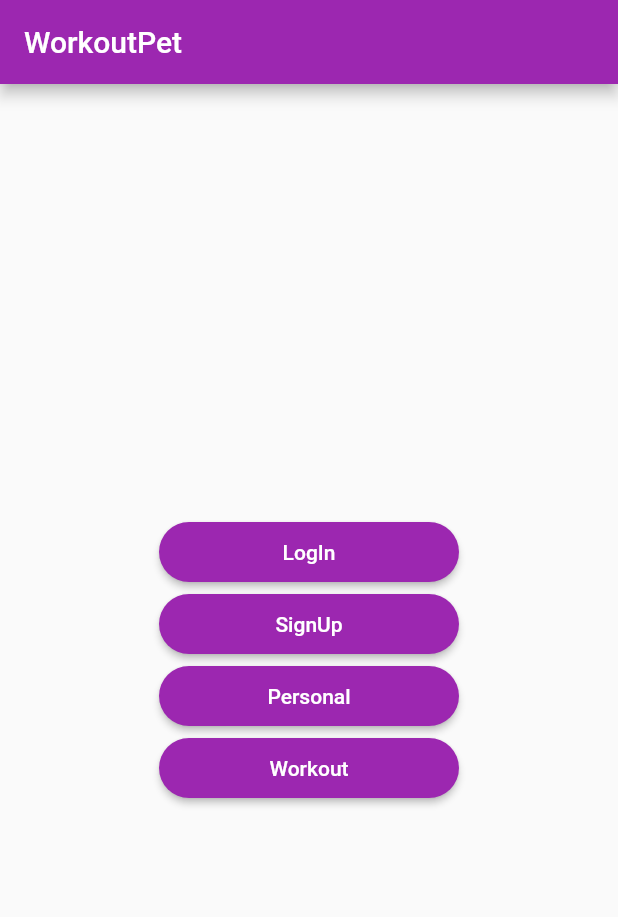
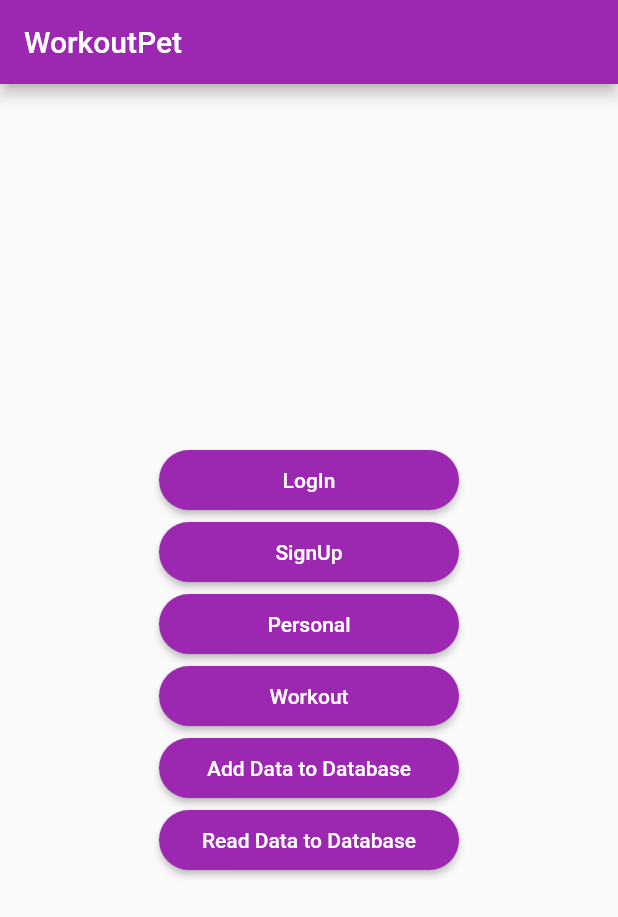
Before and after one commit to SlavicHeath/WorkoutApp, a Flutter app: the screen it shows after launch, on a phone screen of 412 x 824 dp. Shown: the top 917 px of the screen. Run offline on Flutter 3.47's test engine with Material 2 defaults, Android fonts, the light colour scheme and no system bars; our stand-ins replace cloud_firestore, firebase_auth, firebase_core; missing offline and left inert: dart:ffi; accounts and stored records are empty.

Commit message:
Flutter firebase add and read frome firestore

```diff
--- a/lib/main.dart
+++ b/lib/main.dart
@@ -5,6 +5,7 @@ import 'package:workoutpet/sign_in.dart';
 import 'package:workoutpet/signup.dart';
 import 'package:workoutpet/workout.dart';
 import 'battle.dart';
+import 'database_test.dart';
 import 'firebase_options.dart';
 
 void main() async {
@@ -105,6 +106,40 @@ class HomeScreen extends StatelessWidget {
                 ),
                 child: Text("Workout"),
               ),
+              ElevatedButton(
+                onPressed: () {
+                  Navigator.of(context).push(
+                    MaterialPageRoute(
+                        //The right side is the widget you want to go to
+                        builder: (context) => DataWrite()),
+                  );
+                },
+                style: ElevatedButton.styleFrom(
+                  fixedSize: const Size(200, 40),
+                  backgroundColor: Colors.purple,
+                  shape: RoundedRectangleBorder(
+                    borderRadius: BorderRadius.circular(30),
+                  ),
+                ),
+                child: Text("Add Data to Database"),
+              ),
+              ElevatedButton(
+                onPressed: () {
+                  Navigator.of(context).push(
+                    MaterialPageRoute(
+                        //The right side is the widget you want to go to
+                        builder: (context) => DataRead()),
+                  );
+                },
+                style: ElevatedButton.styleFrom(
+                  fixedSize: const Size(200, 40),
+                  backgroundColor: Colors.purple,
+                  shape: RoundedRectangleBorder(
+                    borderRadius: BorderRadius.circular(30),
+                  ),
+                ),
+                child: Text("Read Data to Database"),
+              ),
             ]),
           ),
         ));
```
Also changed, not shown: lib/database_test.dart (added, +58 -0 lines).
